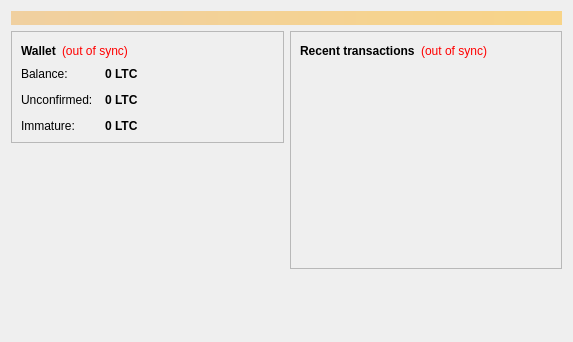
marscoin/marscoin, file src/qt/forms/overviewpage.ui: the form before one commit.
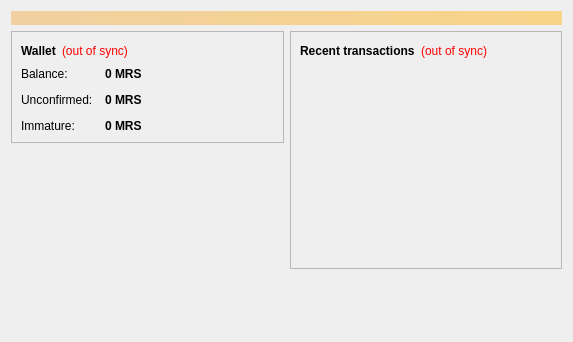
The form after the commit.

Diff of the .ui file:
```diff
--- a/src/qt/forms/overviewpage.ui
+++ b/src/qt/forms/overviewpage.ui
@@ -122,7 +122,7 @@
                <string>Your current balance</string>
               </property>
               <property name="text">
-               <string notr="true">0 LTC</string>
+               <string notr="true">0 MRS</string>
               </property>
               <property name="textInteractionFlags">
                <set>Qt::LinksAccessibleByMouse|Qt::TextSelectableByKeyboard|Qt::TextSelectableByMouse</set>
@@ -151,7 +151,7 @@
                <string>Total of transactions that have yet to be confirmed, and do not yet count toward the current balance</string>
               </property>
               <property name="text">
-               <string notr="true">0 LTC</string>
+               <string notr="true">0 MRS</string>
               </property>
               <property name="textInteractionFlags">
                <set>Qt::LinksAccessibleByMouse|Qt::TextSelectableByKeyboard|Qt::TextSelectableByMouse</set>
@@ -177,7 +177,7 @@
                <string>Mined balance that has not yet matured</string>
               </property>
               <property name="text">
-               <string notr="true">0 LTC</string>
+               <string notr="true">0 MRS</string>
               </property>
               <property name="textInteractionFlags">
                <set>Qt::LinksAccessibleByMouse|Qt::TextSelectableByKeyboard|Qt::TextSelectableByMouse</set>
```
Left out of the diff: 4 changed lines with no effect on the pictures.
